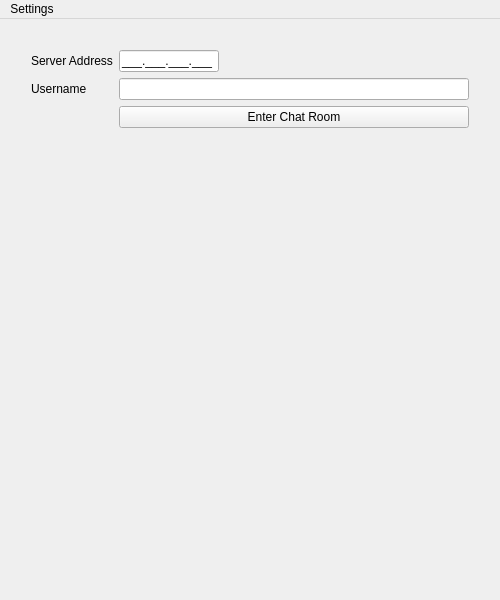
Qt form Chat/ui.ui (jerrybeanman/4981_Chat) before a commit.
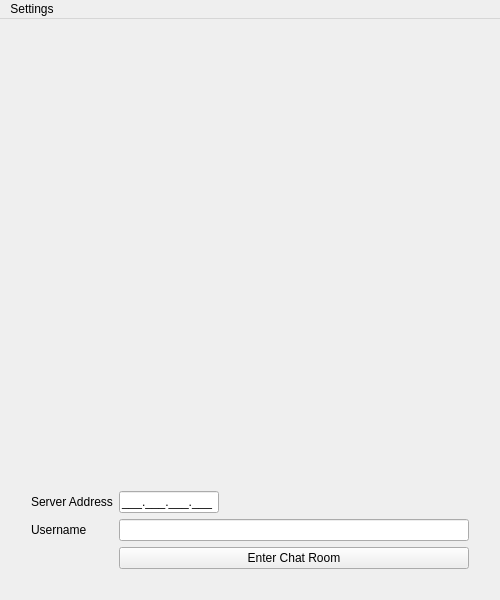
The same form after that commit. The open tabs and pages were chosen to show the change.

Commit message: Added message timestamp and disconnection message

What changed in the file:
```diff
--- a/Chat/ui.ui
+++ b/Chat/ui.ui
@@ -54,14 +54,53 @@
        <layout class="QHBoxLayout" name="horizontalLayout_6">
         <item>
          <layout class="QFormLayout" name="formLayout_1">
-          <item row="0" column="0">
+          <item row="0" column="1">
+           <spacer name="verticalSpacer">
+            <property name="orientation">
+             <enum>Qt::Vertical</enum>
+            </property>
+            <property name="sizeHint" stdset="0">
+             <size>
+              <width>20</width>
+              <height>40</height>
+             </size>
+            </property>
+           </spacer>
+          </item>
+          <item row="1" column="1">
+           <spacer name="verticalSpacer_2">
+            <property name="orientation">
+             <enum>Qt::Vertical</enum>
+            </property>
+            <property name="sizeHint" stdset="0">
+             <size>
+              <width>20</width>
+              <height>40</height>
+             </size>
+            </property>
+           </spacer>
+          </item>
+          <item row="2" column="1">
+           <spacer name="verticalSpacer_3">
+            <property name="orientation">
+             <enum>Qt::Vertical</enum>
+            </property>
+            <property name="sizeHint" stdset="0">
+             <size>
+              <width>20</width>
+              <height>40</height>
+             </size>
+            </property>
+           </spacer>
+          </item>
+          <item row="3" column="0">
            <widget class="QLabel" name="iPAddressLabel_1">
             <property name="text">
              <string>Server Address</string>
             </property>
            </widget>
           </item>
-          <item row="0" column="1">
+          <item row="3" column="1">
            <widget class="QLineEdit" name="serverIPAddress">
             <property name="maximumSize">
              <size>
@@ -74,17 +113,17 @@
             </property>
            </widget>
           </item>
-          <item row="1" column="0">
+          <item row="4" column="0">
            <widget class="QLabel" name="userNameLabel_1">
             <property name="text">
              <string>Username</string>
             </property>
            </widget>
           </item>
-          <item row="1" column="1">
+          <item row="4" column="1">
            <widget class="QLineEdit" name="userNameInput"/>
           </item>
-          <item row="2" column="1">
+          <item row="5" column="1">
            <widget class="QPushButton" name="enterChat">
             <property name="text">
              <string>Enter Chat Room</string>
```
Left out of the diff: 2 changed lines with no effect on the pictures. The commit also changes 2 other files.
